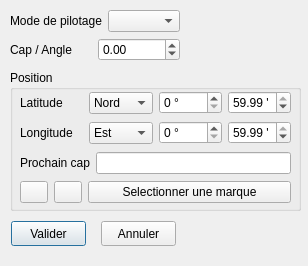
Above: src/Ui/Pilototo_param.ui from nohal/qtVlm before the change. Below: the same form after it.
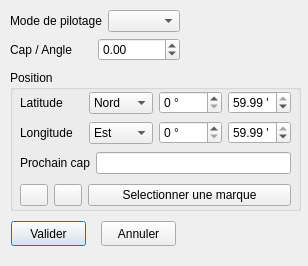
That is the form after the change.

Commit message: adjust pilototo tab order and default button redefine imgEarth as a QImage

Diff of the .ui file:
```diff
--- a/src/Ui/Pilototo_param.ui
+++ b/src/Ui/Pilototo_param.ui
@@ -189,7 +189,7 @@
       <x>10</x>
       <y>110</y>
       <width>271</width>
-      <height>25</height>
+      <height>30</height>
      </rect>
     </property>
     <layout class="QHBoxLayout" name="horizontalLayout_6">
```
Left out of the diff: 4 changed lines with no effect on the pictures. The commit also changes 3 other files.
